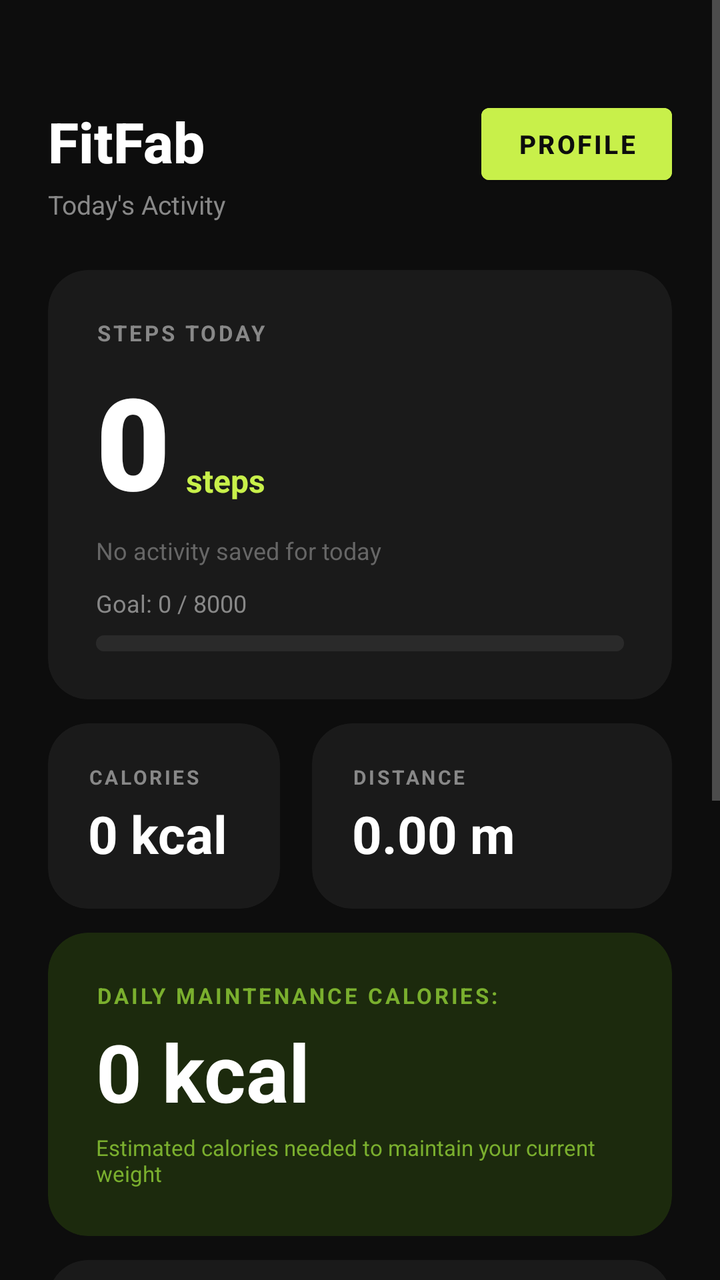
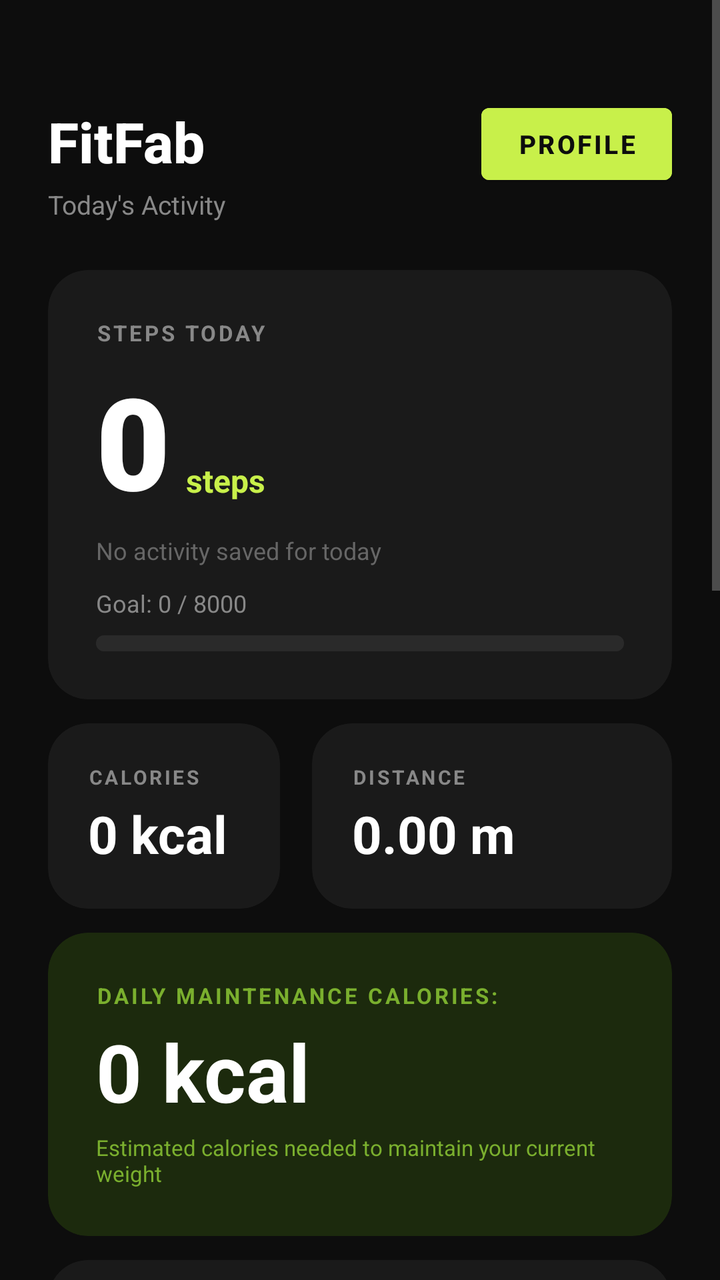

Two renders of the same Android screen: before a commit and after it. Below are the layout's source before the change and the commit's diff.
<!-- AndroidManifest.xml: application theme Theme.FitnessApp -->
<!-- res/layout/activity_main.xml -->
<?xml version="1.0" encoding="utf-8"?>
<ScrollView
    xmlns:android="http://schemas.android.com/apk/res/android"
    xmlns:app="http://schemas.android.com/apk/res-auto"
    android:layout_width="match_parent"
    android:layout_height="match_parent"
    android:background="#0D0D0D"
    android:fillViewport="true">

    <androidx.constraintlayout.widget.ConstraintLayout
        android:layout_width="match_parent"
        android:layout_height="wrap_content"
        android:paddingBottom="32dp">

        
        <TextView
            android:id="@+id/headerTitle"
            android:layout_width="0dp"
            android:layout_height="wrap_content"
            android:text="FitFab"
            android:textColor="#FFFFFF"
            android:textSize="28sp"
            android:textStyle="bold"
            android:fontFamily="sans-serif-medium"
            android:layout_marginTop="52dp"
            android:layout_marginStart="24dp"
            app:layout_constraintTop_toTopOf="parent"
            app:layout_constraintStart_toStartOf="parent"
            app:layout_constraintEnd_toStartOf="@id/openProfileButton" />

        <TextView
            android:id="@+id/headerSubtitle"
            android:layout_width="0dp"
            android:layout_height="wrap_content"
            android:text="Today's Activity"
            android:textColor="#888888"
            android:textSize="13sp"
            android:layout_marginStart="24dp"
            android:layout_marginTop="4dp"
            app:layout_constraintTop_toBottomOf="@id/headerTitle"
            app:layout_constraintStart_toStartOf="parent"
            app:layout_constraintEnd_toStartOf="@id/openProfileButton" />

        <Button
            android:id="@+id/openProfileButton"
            android:layout_width="wrap_content"
            android:layout_height="wrap_content"
            android:text="Profile"
            android:textColor="#0D0D0D"
            android:textSize="13sp"
            android:textStyle="bold"
            android:backgroundTint="#C8F04A"
            android:layout_marginTop="48dp"
            android:layout_marginEnd="24dp"
            android:paddingStart="18dp"
            android:paddingEnd="18dp"
            android:paddingTop="8dp"
            android:paddingBottom="8dp"
            app:layout_constraintTop_toTopOf="parent"
            app:layout_constraintEnd_toEndOf="parent" />

        
        <androidx.cardview.widget.CardView
            android:id="@+id/stepsCard"
            android:layout_width="0dp"
            android:layout_height="wrap_content"
            android:layout_marginStart="24dp"
            android:layout_marginEnd="24dp"
            android:layout_marginTop="24dp"
            app:cardBackgroundColor="#1A1A1A"
            app:cardCornerRadius="20dp"
            app:cardElevation="0dp"
            app:layout_constraintTop_toBottomOf="@id/headerSubtitle"
            app:layout_constraintStart_toStartOf="parent"
            app:layout_constraintEnd_toEndOf="parent">

            <androidx.constraintlayout.widget.ConstraintLayout
                android:layout_width="match_parent"
                android:layout_height="wrap_content"
                android:padding="24dp">

                <TextView
                    android:id="@+id/stepsLabel"
                    android:layout_width="wrap_content"
                    android:layout_height="wrap_content"
                    android:text="STEPS TODAY"
                    android:textColor="#888888"
                    android:textSize="11sp"
                    android:letterSpacing="0.12"
                    android:textStyle="bold"
                    app:layout_constraintTop_toTopOf="parent"
                    app:layout_constraintStart_toStartOf="parent" />

                <TextView
                    android:id="@+id/stepsText"
                    android:layout_width="wrap_content"
                    android:layout_height="wrap_content"
                    android:text="0"
                    android:textColor="#FFFFFF"
                    android:textSize="64sp"
                    android:textStyle="bold"
                    android:fontFamily="sans-serif-black"
                    android:layout_marginTop="4dp"
                    app:layout_constraintTop_toBottomOf="@id/stepsLabel"
                    app:layout_constraintStart_toStartOf="parent" />

                <TextView
                    android:id="@+id/stepsUnit"
                    android:layout_width="wrap_content"
                    android:layout_height="wrap_content"
                    android:text="steps"
                    android:textColor="#C8F04A"
                    android:textSize="16sp"
                    android:textStyle="bold"
                    android:layout_marginStart="8dp"
                    android:layout_marginBottom="12dp"
                    app:layout_constraintBottom_toBottomOf="@id/stepsText"
                    app:layout_constraintStart_toEndOf="@id/stepsText" />

                <TextView
                    android:id="@+id/todayActivityText"
                    android:layout_width="0dp"
                    android:layout_height="wrap_content"
                    android:text="No activity saved for today"
                    android:textColor="#666666"
                    android:textSize="12sp"
                    android:layout_marginTop="4dp"
                    app:layout_constraintTop_toBottomOf="@id/stepsText"
                    app:layout_constraintStart_toStartOf="parent"
                    app:layout_constraintEnd_toEndOf="parent" />

                <TextView
                    android:id="@+id/stepGoalText"
                    android:layout_width="wrap_content"
                    android:layout_height="wrap_content"
                    android:text="Goal: 0 / 8000"
                    android:textColor="#888888"
                    android:textSize="12sp"
                    android:layout_marginTop="10dp"
                    app:layout_constraintTop_toBottomOf="@id/todayActivityText"
                    app:layout_constraintStart_toStartOf="parent" />

                <ProgressBar
                    android:id="@+id/stepGoalProgressBar"
                    style="@android:style/Widget.ProgressBar.Horizontal"
                    android:layout_width="0dp"
                    android:layout_height="8dp"
                    android:layout_marginTop="8dp"
                    android:progress="0"
                    android:max="100"
                    android:progressTint="#C8F04A"
                    android:progressBackgroundTint="#2A2A2A"
                    app:layout_constraintTop_toBottomOf="@id/stepGoalText"
                    app:layout_constraintStart_toStartOf="parent"
                    app:layout_constraintEnd_toEndOf="parent"
                    app:layout_constraintBottom_toBottomOf="parent" />

            </androidx.constraintlayout.widget.ConstraintLayout>
        </androidx.cardview.widget.CardView>

        
        <androidx.cardview.widget.CardView
            android:id="@+id/caloriesCard"
            android:layout_width="0dp"
            android:layout_height="wrap_content"
            android:layout_marginStart="24dp"
            android:layout_marginEnd="8dp"
            android:layout_marginTop="12dp"
            app:cardBackgroundColor="#1A1A1A"
            app:cardCornerRadius="20dp"
            app:cardElevation="0dp"
            app:layout_constraintTop_toBottomOf="@id/stepsCard"
            app:layout_constraintStart_toStartOf="parent"
            app:layout_constraintEnd_toStartOf="@id/distanceCard">

            <LinearLayout
                android:layout_width="match_parent"
                android:layout_height="wrap_content"
                android:orientation="vertical"
                android:padding="20dp">

                <TextView
                    android:layout_width="wrap_content"
                    android:layout_height="wrap_content"
                    android:text="CALORIES"
                    android:textColor="#888888"
                    android:textSize="10sp"
                    android:letterSpacing="0.12"
                    android:textStyle="bold" />

                <TextView
                    android:id="@+id/caloriesText"
                    android:layout_width="wrap_content"
                    android:layout_height="wrap_content"
                    android:text="0 kcal"
                    android:textColor="#FFFFFF"
                    android:textSize="26sp"
                    android:textStyle="bold"
                    android:layout_marginTop="4dp" />

            </LinearLayout>
        </androidx.cardview.widget.CardView>

        <androidx.cardview.widget.CardView
            android:id="@+id/distanceCard"
            android:layout_width="0dp"
            android:layout_height="wrap_content"
            android:layout_marginStart="8dp"
            android:layout_marginEnd="24dp"
            android:layout_marginTop="12dp"
            app:cardBackgroundColor="#1A1A1A"
            app:cardCornerRadius="20dp"
            app:cardElevation="0dp"
            app:layout_constraintTop_toBottomOf="@id/stepsCard"
            app:layout_constraintStart_toEndOf="@id/caloriesCard"
            app:layout_constraintEnd_toEndOf="parent"
            app:layout_constraintWidth_percent="0.5">

            <LinearLayout
                android:layout_width="match_parent"
                android:layout_height="wrap_content"
                android:orientation="vertical"
                android:padding="20dp">

                <TextView
                    android:layout_width="wrap_content"
                    android:layout_height="wrap_content"
                    android:text="DISTANCE"
                    android:textColor="#888888"
                    android:textSize="10sp"
                    android:letterSpacing="0.12"
                    android:textStyle="bold" />

                <TextView
                    android:id="@+id/distanceText"
                    android:layout_width="wrap_content"
                    android:layout_height="wrap_content"
                    android:text="0.00 m"
                    android:textColor="#FFFFFF"
                    android:textSize="26sp"
                    android:textStyle="bold"
                    android:layout_marginTop="4dp" />

            </LinearLayout>
        </androidx.cardview.widget.CardView>

        
        <androidx.cardview.widget.CardView
            android:id="@+id/maintenanceCard"
            android:layout_width="0dp"
            android:layout_height="wrap_content"
            android:layout_marginStart="24dp"
            android:layout_marginEnd="24dp"
            android:layout_marginTop="12dp"
            app:cardBackgroundColor="#1C2A0D"
            app:cardCornerRadius="20dp"
            app:cardElevation="0dp"
            app:layout_constraintTop_toBottomOf="@id/caloriesCard"
            app:layout_constraintStart_toStartOf="parent"
            app:layout_constraintEnd_toEndOf="parent">

            <androidx.constraintlayout.widget.ConstraintLayout
                android:layout_width="match_parent"
                android:layout_height="wrap_content"
                android:padding="24dp">

                <TextView
                    android:id="@+id/maintenanceLabel"
                    android:layout_width="wrap_content"
                    android:layout_height="wrap_content"
                    android:text="DAILY MAINTENANCE CALORIES:"
                    android:textColor="#7AAF2E"
                    android:textSize="11sp"
                    android:letterSpacing="0.12"
                    android:textStyle="bold"
                    app:layout_constraintTop_toTopOf="parent"
                    app:layout_constraintStart_toStartOf="parent" />

                <TextView
                    android:id="@+id/maintenanceText"
                    android:layout_width="wrap_content"
                    android:layout_height="wrap_content"
                    android:text="0 kcal"
                    android:textColor="#FFFFFF"
                    android:textSize="40sp"
                    android:textStyle="bold"
                    android:layout_marginTop="4dp"
                    app:layout_constraintTop_toBottomOf="@id/maintenanceLabel"
                    app:layout_constraintStart_toStartOf="parent" />

                <TextView
                    android:layout_width="0dp"
                    android:layout_height="wrap_content"
                    android:text="Estimated calories needed to maintain your current weight"
                    android:textColor="#7AAF2E"
                    android:textSize="11sp"
                    android:layout_marginTop="4dp"
                    app:layout_constraintTop_toBottomOf="@id/maintenanceText"
                    app:layout_constraintStart_toStartOf="parent"
                    app:layout_constraintEnd_toEndOf="parent" />

            </androidx.constraintlayout.widget.ConstraintLayout>
        </androidx.cardview.widget.CardView>

        
        <androidx.cardview.widget.CardView
            android:id="@+id/xpCard"
            android:layout_width="0dp"
            android:layout_height="wrap_content"
            android:layout_marginStart="24dp"
            android:layout_marginEnd="24dp"
            android:layout_marginTop="12dp"
            app:cardBackgroundColor="#1A1A1A"
            app:cardCornerRadius="20dp"
            app:cardElevation="0dp"
            app:layout_constraintTop_toBottomOf="@id/maintenanceCard"
            app:layout_constraintStart_toStartOf="parent"
            app:layout_constraintEnd_toEndOf="parent">

            <androidx.constraintlayout.widget.ConstraintLayout
                android:layout_width="match_parent"
                android:layout_height="wrap_content"
                android:padding="24dp">

                <TextView
                    android:id="@+id/xpLabel"
                    android:layout_width="wrap_content"
                    android:layout_height="wrap_content"
                    android:text="LEVEL PROGRESS"
                    android:textColor="#888888"
                    android:textSize="11sp"
                    android:letterSpacing="0.12"
                    android:textStyle="bold"
                    app:layout_constraintTop_toTopOf="parent"
                    app:layout_constraintStart_toStartOf="parent" />

                <TextView
                    android:id="@+id/xpText"
                    android:layout_width="0dp"
                    android:layout_height="wrap_content"
                    android:text="XP: 0  |  Level: 1"
                    android:textColor="#FFFFFF"
                    android:textSize="24sp"
                    android:textStyle="bold"
                    android:layout_marginTop="6dp"
                    app:layout_constraintTop_toBottomOf="@id/xpLabel"
                    app:layout_constraintStart_toStartOf="parent"
                    app:layout_constraintEnd_toEndOf="parent" />

                <ProgressBar
                    android:id="@+id/xpProgressBar"
                    style="@android:style/Widget.ProgressBar.Horizontal"
                    android:layout_width="0dp"
                    android:layout_height="8dp"
                    android:layout_marginTop="12dp"
                    android:progressTint="#C8F04A"
                    android:progressBackgroundTint="#2A2A2A"
                    android:max="100"
                    android:progress="0"
                    app:layout_constraintTop_toBottomOf="@id/xpText"
                    app:layout_constraintStart_toStartOf="parent"
                    app:layout_constraintEnd_toEndOf="parent" />

                <TextView
                    android:id="@+id/nextLevelText"
                    android:layout_width="wrap_content"
                    android:layout_height="wrap_content"
                    android:text="100 XP to next level"
                    android:textColor="#888888"
                    android:textSize="11sp"
                    android:layout_marginTop="8dp"
                    app:layout_constraintTop_toBottomOf="@id/xpProgressBar"
                    app:layout_constraintStart_toStartOf="parent" />

                <TextView
                    android:id="@+id/badgeText"
                    android:layout_width="wrap_content"
                    android:layout_height="wrap_content"
                    android:text="Badge: No badge yet"
                    android:textColor="#D6FF4A"
                    android:textSize="12sp"
                    android:textStyle="bold"
                    android:layout_marginTop="6dp"
                    app:layout_constraintTop_toBottomOf="@id/nextLevelText"
                    app:layout_constraintStart_toStartOf="parent" />

                <TextView
                    android:id="@+id/motivationText"
                    android:layout_width="wrap_content"
                    android:layout_height="wrap_content"
                    android:text="Keep moving to level up!"
                    android:textColor="#555555"
                    android:textSize="11sp"
                    android:layout_marginTop="6dp"
                    app:layout_constraintTop_toBottomOf="@id/badgeText"
                    app:layout_constraintStart_toStartOf="parent"
                    app:layout_constraintBottom_toBottomOf="parent" />

            </androidx.constraintlayout.widget.ConstraintLayout>
        </androidx.cardview.widget.CardView>

        
        <androidx.cardview.widget.CardView
            android:id="@+id/strainCard"
            android:layout_width="0dp"
            android:layout_height="wrap_content"
            android:layout_marginStart="24dp"
            android:layout_marginEnd="24dp"
            android:layout_marginTop="12dp"
            app:cardBackgroundColor="#1A1A1A"
            app:cardCornerRadius="20dp"
            app:cardElevation="0dp"
            app:layout_constraintTop_toBottomOf="@id/xpCard"
            app:layout_constraintStart_toStartOf="parent"
            app:layout_constraintEnd_toEndOf="parent">

            <LinearLayout
                android:layout_width="match_parent"
                android:layout_height="wrap_content"
                android:orientation="vertical"
                android:padding="24dp">

                <TextView
                    android:layout_width="wrap_content"
                    android:layout_height="wrap_content"
                    android:text="STRAIN"
                    android:textColor="#888888"
                    android:textSize="11sp"
                    android:letterSpacing="0.12"
                    android:textStyle="bold" />

                <TextView
                    android:id="@+id/strainText"
                    android:layout_width="wrap_content"
                    android:layout_height="wrap_content"
                    android:text="0 / 100"
                    android:textColor="#FFFFFF"
                    android:textSize="40sp"
                    android:textStyle="bold"
                    android:layout_marginTop="4dp" />

                <ProgressBar
                    android:id="@+id/strainProgressBar"
                    style="@android:style/Widget.ProgressBar.Horizontal"
                    android:layout_width="match_parent"
                    android:layout_height="8dp"
                    android:layout_marginTop="12dp"
                    android:progressTint="#C8F04A"
                    android:progressBackgroundTint="#2A2A2A"
                    android:max="100"
                    android:progress="0" />

                <TextView
                    android:layout_width="wrap_content"
                    android:layout_height="wrap_content"
                    android:text="How much of your daily step goal you have used"
                    android:textColor="#555555"
                    android:textSize="11sp"
                    android:layout_marginTop="8dp" />

            </LinearLayout>
        </androidx.cardview.widget.CardView>

    </androidx.constraintlayout.widget.ConstraintLayout>
</ScrollView>
<!-- resources referenced by this layout -->
<resources>
  <style name="Theme.FitnessApp" parent="Theme.MaterialComponents.DayNight.NoActionBar">
  
          <item name="android:windowBackground">#0D0D0D</item>
          <item name="colorSurface">#1A1A1A</item>
  
          <item name="colorPrimary">#C8F04A</item>
          <item name="colorPrimaryVariant">#A8CC30</item>
          <item name="colorOnPrimary">#0D0D0D</item>
  
          <item name="colorSecondary">#C8F04A</item>
          <item name="colorOnSecondary">#0D0D0D</item>
  
          <item name="android:textColorPrimary">#FFFFFF</item>
          <item name="android:textColorSecondary">#888888</item>
  
          <item name="android:statusBarColor">#0D0D0D</item>
          <item name="android:navigationBarColor">#0D0D0D</item>
          <item name="android:windowLightStatusBar">false</item>
  
      </style>
</resources>

<!-- the commit's change to res/layout/activity_main.xml (unified diff, before → after) -->
@@ -461,5 +461,97 @@
             </LinearLayout>
         </androidx.cardview.widget.CardView>
 
+        
+        <androidx.cardview.widget.CardView
+            android:id="@+id/recoveryCard"
+            android:layout_width="0dp"
+            android:layout_height="wrap_content"
+            android:layout_marginStart="24dp"
+            android:layout_marginEnd="24dp"
+            android:layout_marginTop="12dp"
+            app:cardBackgroundColor="#1A1A1A"
+            app:cardCornerRadius="20dp"
+            app:cardElevation="0dp"
+            app:layout_constraintTop_toBottomOf="@id/strainCard"
+            app:layout_constraintStart_toStartOf="parent"
+            app:layout_constraintEnd_toEndOf="parent">
+
+            <LinearLayout
+                android:layout_width="match_parent"
+                android:layout_height="wrap_content"
+                android:orientation="vertical"
+                android:padding="24dp">
+
+                <TextView
+                    android:layout_width="wrap_content"
+                    android:layout_height="wrap_content"
+                    android:text="RECOVERY"
+                    android:textColor="#888888"
+                    android:textSize="11sp"
+                    android:letterSpacing="0.12"
+                    android:textStyle="bold" />
+
+                <TextView
+                    android:id="@+id/recoveryText"
+                    android:layout_width="wrap_content"
+                    android:layout_height="wrap_content"
+                    android:text="-- / 100"
+                    android:textColor="#FFFFFF"
+                    android:textSize="40sp"
+                    android:textStyle="bold"
+                    android:layout_marginTop="4dp" />
+
+                <ProgressBar
+                    android:id="@+id/recoveryProgressBar"
+                    style="@android:style/Widget.ProgressBar.Horizontal"
+                    android:layout_width="match_parent"
+                    android:layout_height="8dp"
+                    android:layout_marginTop="12dp"
+                    android:progressTint="#C8F04A"
+                    android:progressBackgroundTint="#2A2A2A"
+                    android:max="100"
+                    android:progress="0" />
+
+                <TextView
+                    android:id="@+id/recoveryHint"
+                    android:layout_width="wrap_content"
+                    android:layout_height="wrap_content"
+                    android:text="Do your check-in below to get today's score"
+                    android:textColor="#555555"
+                    android:textSize="11sp"
+                    android:layout_marginTop="8dp" />
+
+                <EditText
+                    android:id="@+id/sleepInput"
+                    android:layout_width="match_parent"
+                    android:layout_height="wrap_content"
+                    android:hint="Hours slept last night (e.g. 7.5)"
+                    android:inputType="numberDecimal"
+                    android:layout_marginTop="16dp"
+                    android:textColor="#C8F04A"
+                    android:textColorHint="#888888"
+                    android:backgroundTint="#C8F04A"
+                    android:padding="12dp" />
+
+                <Spinner
+                    android:id="@+id/feelingSpinner"
+                    android:layout_width="match_parent"
+                    android:layout_height="56dp"
+                    android:layout_marginTop="8dp"
+                    android:backgroundTint="#C8F04A" />
+
+                <Button
+                    android:id="@+id/saveCheckInButton"
+                    android:layout_width="match_parent"
+                    android:layout_height="wrap_content"
+                    android:text="Save check-in"
+                    android:textColor="#0D0D0D"
+                    android:textStyle="bold"
+                    android:backgroundTint="#C8F04A"
+                    android:layout_marginTop="12dp" />
+
+            </LinearLayout>
+        </androidx.cardview.widget.CardView>
+
     </androidx.constraintlayout.widget.ConstraintLayout>
 </ScrollView>
